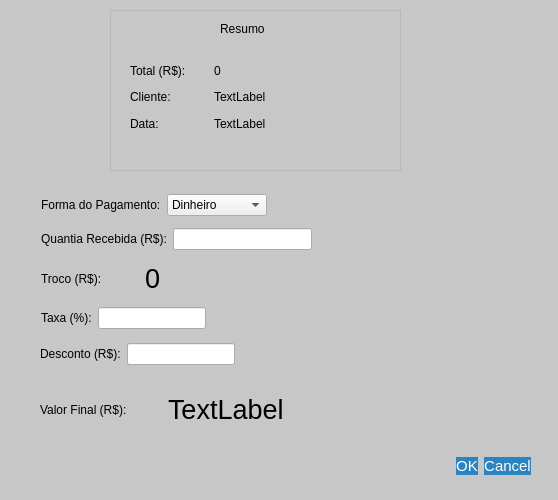
First picture: the form in pagamento.ui, repository GabR36/QEstoqueLoja, before the edit.
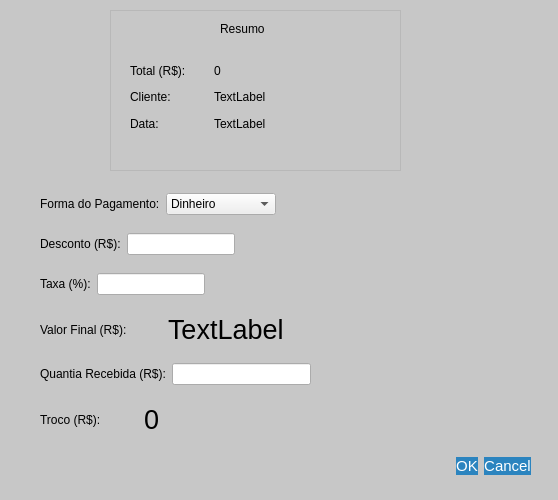
Second picture: the form after the edit.

Commit message:
nova forma de calcular valor final e ordem na interface
taxa calculada em cima do valor total dos produtos menos o desconto, e
modificar o valor final muda o valor recebido e troco tambem. ordem na
interface representa a ordem de influencia dos valores e ordem em que
devem ser digitados, de cima para baixo.

Patch:
```diff
--- a/pagamento.ui
+++ b/pagamento.ui
@@ -75,9 +75,9 @@
   <widget class="QWidget" name="layoutWidget">
    <property name="geometry">
     <rect>
-     <x>41</x>
-     <y>191</y>
-     <width>226</width>
+     <x>40</x>
+     <y>190</y>
+     <width>236</width>
      <height>28</height>
     </rect>
    </property>
@@ -218,8 +218,8 @@
   <widget class="QWidget" name="layoutWidget">
    <property name="geometry">
     <rect>
-     <x>41</x>
-     <y>225</y>
+     <x>40</x>
+     <y>360</y>
      <width>271</width>
      <height>28</height>
     </rect>
@@ -240,8 +240,8 @@
   <widget class="QWidget" name="layoutWidget">
    <property name="geometry">
     <rect>
-     <x>41</x>
-     <y>259</y>
+     <x>40</x>
+     <y>400</y>
      <width>201</width>
      <height>39</height>
     </rect>
@@ -272,7 +272,7 @@
    <property name="geometry">
     <rect>
      <x>40</x>
-     <y>390</y>
+     <y>310</y>
      <width>250</width>
      <height>39</height>
     </rect>
@@ -302,8 +302,8 @@
   <widget class="QWidget" name="layoutWidget">
    <property name="geometry">
     <rect>
-     <x>41</x>
-     <y>304</y>
+     <x>40</x>
+     <y>270</y>
      <width>165</width>
      <height>28</height>
     </rect>
@@ -321,11 +321,11 @@
     </item>
    </layout>
   </widget>
-  <widget class="QWidget" name="">
+  <widget class="QWidget" name="layoutWidget">
    <property name="geometry">
     <rect>
      <x>40</x>
-     <y>340</y>
+     <y>230</y>
      <width>195</width>
      <height>28</height>
     </rect>
```
The commit also changes 2 other files.
